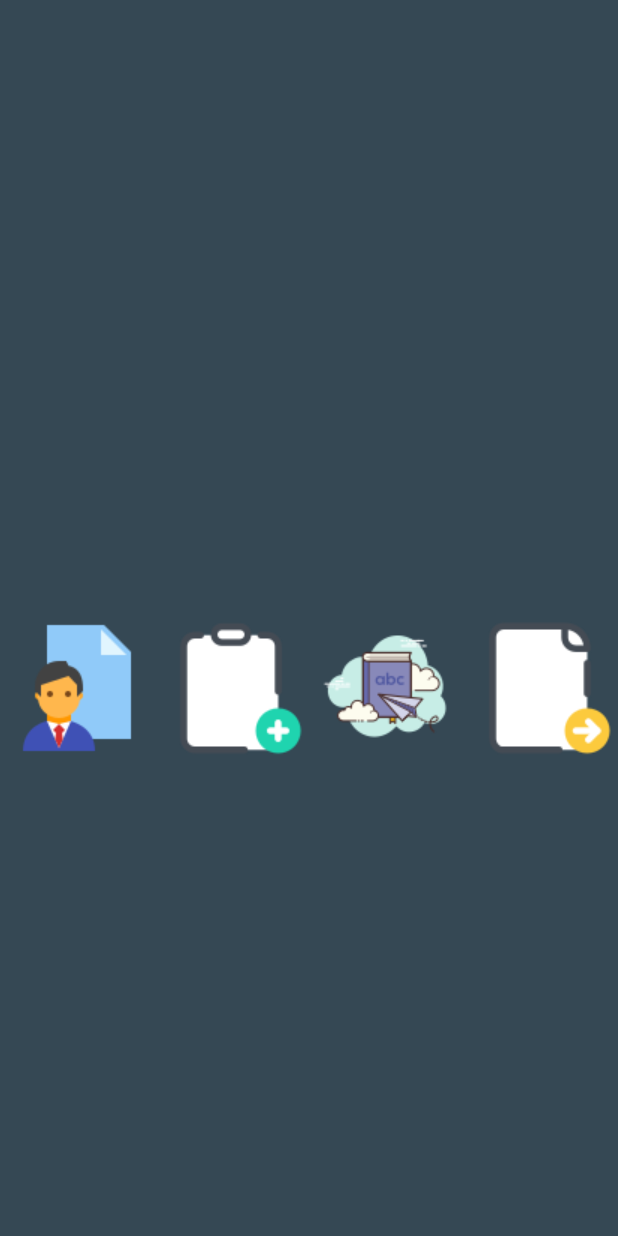
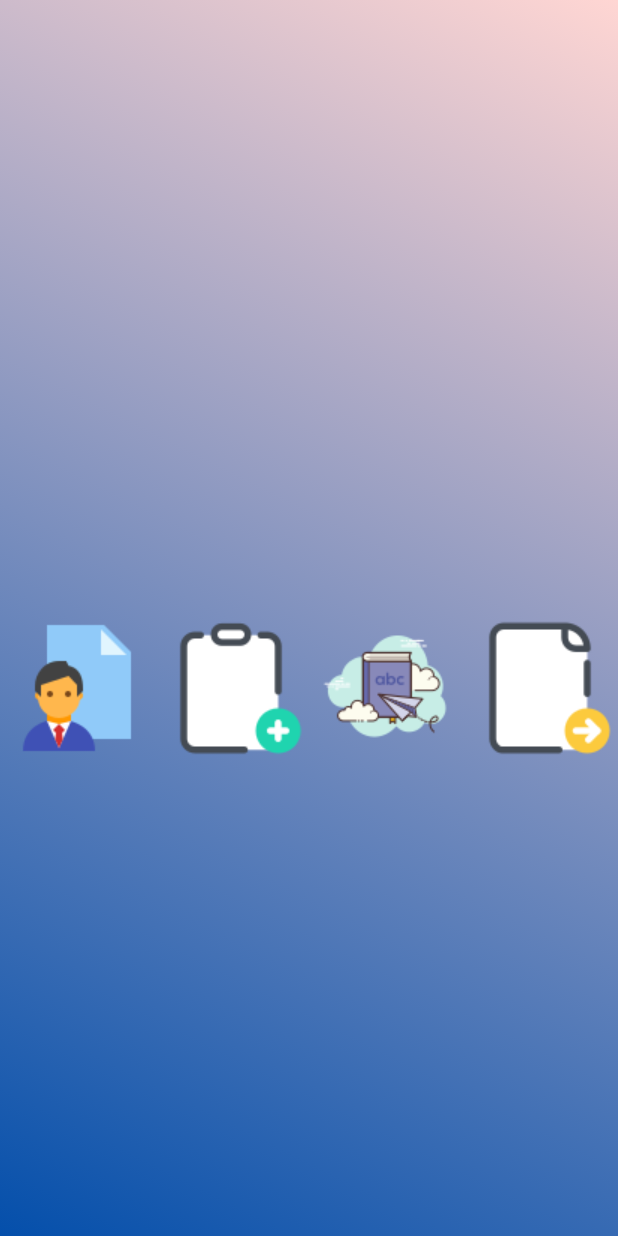
Before and after one commit to Shivam431/Android-App, an Android app: the Admin_Home screen opened directly, with no data from a screen before it, on a phone screen of 412 x 824 dp. Run offline under Robolectric (Android 15) with nearby library versions, the phone set to English and light mode, and no system bars.

Commit message:
Merge remote-tracking branch 'origin/master'

```diff
--- a/app/src/main/res/layout/activity_admin__home.xml
+++ b/app/src/main/res/layout/activity_admin__home.xml
@@ -6,7 +6,7 @@
     android:layout_height="match_parent"
     tools:context=".Dashboard"
     android:orientation="vertical"
-    android:background="#354854 ">
+    android:background="@drawable/gradient_animated">
 
     <androidx.constraintlayout.widget.ConstraintLayout
         android:layout_width="match_parent"
```
